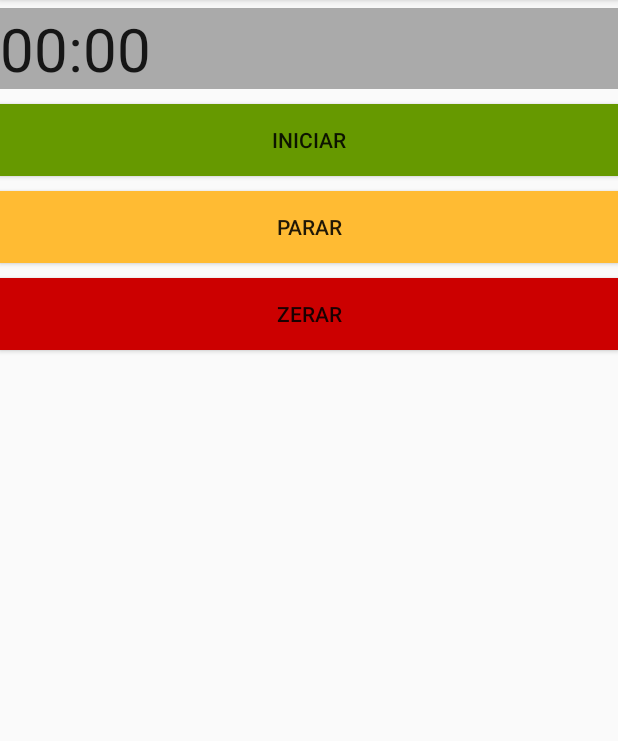
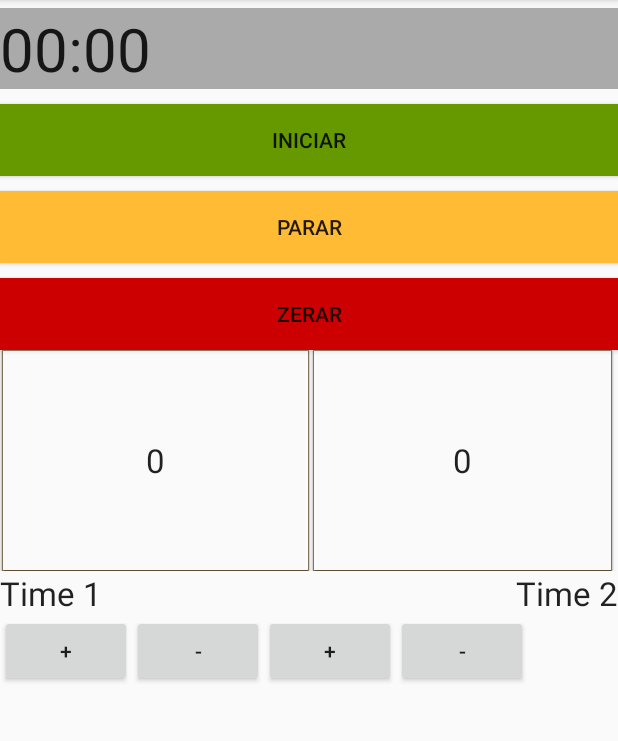
Before and after one commit to wagnermachado/MeuFut-LP2, an Android app: the Cronometro screen opened directly, with no data from a screen before it, on a phone screen of 412 x 824 dp, the part 84-825 px from its top. Run offline under Robolectric (Android 15) with nearby library versions, the phone set to English and light mode, and no system bars.

Commit message:
Placar ok

```diff
--- a/app/src/main/java/com/example/alunos/meufut/Cronometro.java
+++ b/app/src/main/java/com/example/alunos/meufut/Cronometro.java
@@ -16,16 +16,39 @@ public class Cronometro extends AppCompatActivity{
 
 
     private long lastPause;
+
+    Button gol1;
+    Button gol2;
+    Button cancela1;
+    Button cancela2;
+    Button pla1;
+    Button pla2;
+
+    int gols1;
+    int gols2;
+
     @Override
     protected void onCreate(Bundle savedInstanceState) {
 
         super.onCreate(savedInstanceState);
         setContentView(R.layout.activity_cronometro);
 
+        gols1 = 0;
+        gols2 = 0;
+
         final Chronometer relogio = (Chronometer) findViewById(R.id.relogio);
         Button iniciar = (Button) findViewById(R.id.btnStart);
         Button zerar = (Button) findViewById (R.id.btnBlank);
         Button parar = (Button) findViewById(R.id.btnStop);
+
+        gol1 = (Button) findViewById(R.id.btnGol1);
+        gol2 = (Button) findViewById(R.id.btnGol2);
+        cancela1 = (Button) findViewById(R.id.btnCancela1);
+        cancela2 = (Button) findViewById(R.id.btnCancela2);
+        pla1 = (Button) findViewById(R.id.plaTime1);
+        pla2 = (Button) findViewById(R.id.plaTime2);
+
+
         relogio.setBase(SystemClock.elapsedRealtime());
 
 
@@ -45,6 +68,41 @@ public class Cronometro extends AppCompatActivity{
             }
         });
 
+        gol1.setOnClickListener(new Button.OnClickListener() {
+            public void onClick(View v) {
+                gols1 += 1;
+                pla1.setText(String.valueOf(gols1));
+            }
+        });
+
+        gol2.setOnClickListener(new Button.OnClickListener() {
+            public void onClick(View v) {
+                gols2 += 1;
+                pla2.setText(String.valueOf(gols2));
+            }
+        });
+
+        cancela1.setOnClickListener(new Button.OnClickListener() {
+            public void onClick(View v) {
+                if (gols1 > 0) {
+                    gols1 -= 1;
+                    pla1.setText(String.valueOf(gols1));
+                }
+            }
+        });
+
+        cancela2.setOnClickListener(new Button.OnClickListener() {
+            public void onClick(View v) {
+                if (gols2 > 0) {
+                    gols2 -= 1;
+                    pla2.setText(String.valueOf(gols2));
+                }
+            }
+        });
+
+
+
+
     }
 
 
--- a/app/src/main/res/layout/activity_cronometro.xml
+++ b/app/src/main/res/layout/activity_cronometro.xml
@@ -1,10 +1,12 @@
 <?xml version="1.0" encoding="utf-8"?>
 
     <LinearLayout     xmlns:android="http://schemas.android.com/apk/res/android"
+        xmlns:app="http://schemas.android.com/apk/res-auto"
         xmlns:tools="http://schemas.android.com/tools"
         android:orientation="vertical"
     android:layout_width="fill_parent"
-    android:layout_height="fill_parent">>
+    android:layout_height="fill_parent"
+        android:weightSum="1">>
 
     <Chronometer
         android:id="@+id/relogio"
@@ -39,4 +41,98 @@
         android:background="@android:color/holo_red_dark"
         android:text="Zerar" />
 
+    <GridLayout
+        android:layout_width="match_parent"
+        android:layout_height="147dp">
+
+        <Button
+            android:id="@+id/plaTime2"
+            android:layout_width="202dp"
+            android:layout_height="150dp"
+            android:layout_column="1"
+            android:layout_row="0"
+            android:background="@android:drawable/editbox_dropdown_light_frame"
+            android:text="0"
+            android:textAppearance="@style/TextAppearance.AppCompat.Large" />
+
+        <Button
+            android:id="@+id/plaTime1"
+            android:layout_width="207dp"
+            android:layout_height="150dp"
+            android:layout_column="0"
+            android:layout_row="0"
+            android:background="@android:drawable/editbox_dropdown_light_frame"
+            android:text="0"
+            android:textAppearance="@style/TextAppearance.AppCompat.Large" />
+
+    </GridLayout>
+
+    <GridLayout
+        android:layout_width="match_parent"
+        android:layout_height="wrap_content">
+
+        <TextView
+            android:id="@+id/txtTime1"
+            android:layout_width="wrap_content"
+            android:layout_height="wrap_content"
+            android:text="Time 1"
+            android:textAppearance="@style/TextAppearance.AppCompat.Large" />
+
+        <TextView
+            android:id="@+id/txtTime2"
+            android:layout_width="wrap_content"
+            android:layout_height="wrap_content"
+            android:layout_column="28"
+            android:layout_row="0"
+            android:text="Time 2"
+            android:textAppearance="@style/TextAppearance.AppCompat.Large" />
+    </GridLayout>
+
+    <TableLayout
+        android:layout_width="match_parent"
+        android:layout_height="match_parent">
+
+        <TableRow
+            android:layout_width="match_parent"
+            android:layout_height="match_parent" >
+
+            <Button
+                android:id="@+id/btnGol1"
+                android:layout_width="wrap_content"
+                android:layout_height="wrap_content"
+                android:text="+" />
+
+            <Button
+                android:id="@+id/btnCancela1"
+                android:layout_width="wrap_content"
+                android:layout_height="wrap_content"
+                android:text="-" />
+
+            <Button
+                android:id="@+id/btnGol2"
+                android:layout_width="wrap_content"
+                android:layout_height="wrap_content"
+                android:text="+" />
+
+            <Button
+                android:id="@+id/btnCancela2"
+                android:layout_width="wrap_content"
+                android:layout_height="wrap_content"
+                android:text="-" />
+
+        </TableRow>
+
+        <TableRow
+            android:layout_width="match_parent"
+            android:layout_height="match_parent" />
+
+        <TableRow
+            android:layout_width="match_parent"
+            android:layout_height="match_parent" />
+
+        <TableRow
+            android:layout_width="match_parent"
+            android:layout_height="match_parent" />
+    </TableLayout>
+
 </LinearLayout>
```
Also changed, not shown: 4 other files.
